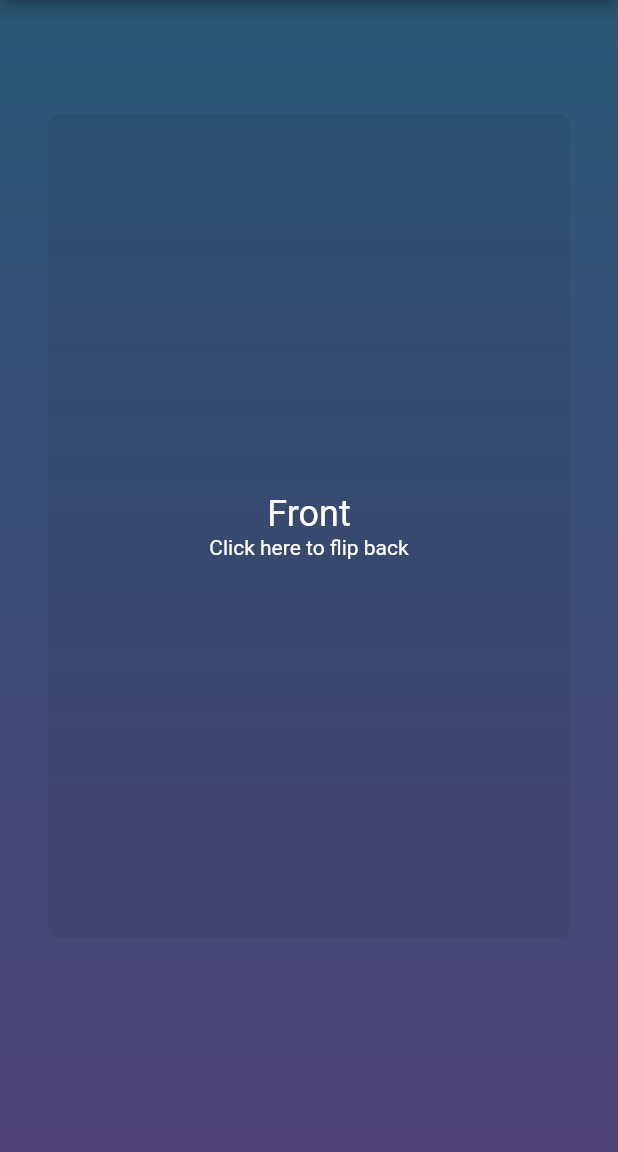
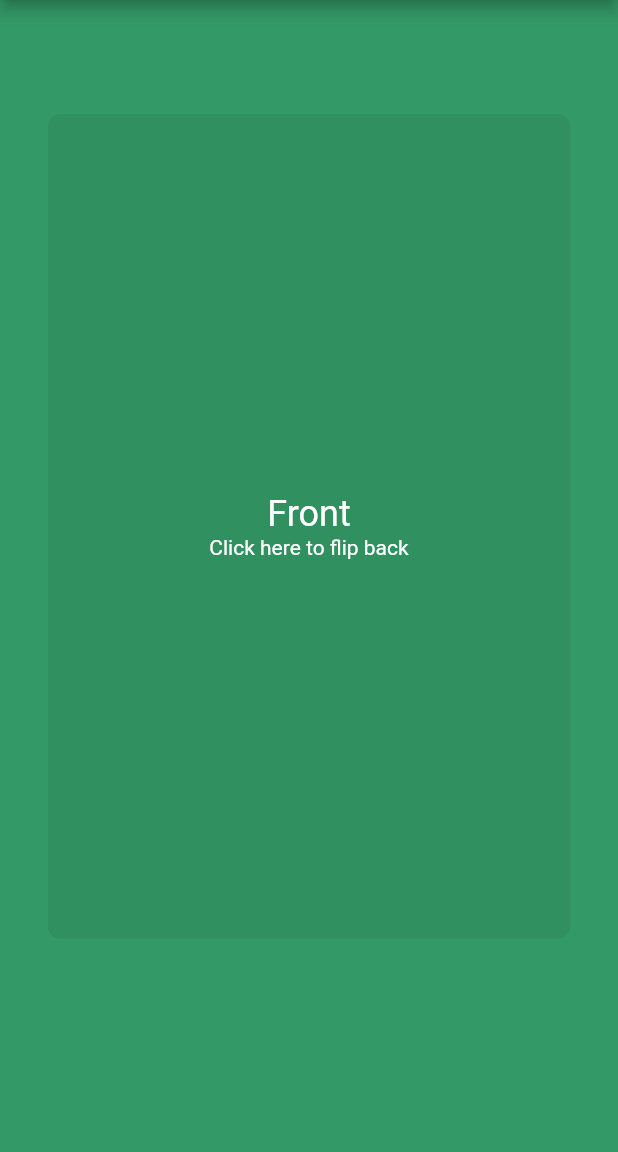
Before and after one commit to BrunoJurkovic/flip_card, a Flutter app: the screen it shows after launch, on a phone screen of 412 x 824 dp, the part 84-1236 px from its top. Run offline on Flutter 3.47's test engine with Material 2 defaults, Android fonts, the phone set to English and light mode, and no system bars.

```diff
--- a/example/lib/main.dart
+++ b/example/lib/main.dart
@@ -18,16 +18,7 @@ class MyApp extends StatelessWidget {
 class HomePage extends StatelessWidget {
   _renderBg() {
     return Container(
-      decoration: BoxDecoration(
-        gradient: new LinearGradient(
-          begin: Alignment.topCenter,
-          end: Alignment.bottomCenter,
-          colors: [
-            Color(0xFF2B5876),
-            Color(0xFF4E4376),
-          ],
-        ),
-      ),
+      decoration: BoxDecoration(color: const Color(0xff339966)),
     );
   }
 
@@ -43,13 +34,13 @@ class HomePage extends StatelessWidget {
     );
   }
 
-
   _renderContent(context) {
     return Card(
       elevation: 0.0,
       margin: EdgeInsets.only(left: 32.0, right: 32.0, top: 20.0, bottom: 0.0),
       color: Color(0x00000000),
       child: FlipCard(
+        direction: FlipDirection.HORIZONTAL,
         front: Container(
           decoration: BoxDecoration(
             color: Color(0x0F000000),
@@ -59,7 +50,8 @@ class HomePage extends StatelessWidget {
             mainAxisAlignment: MainAxisAlignment.center,
             children: <Widget>[
               Text('Front', style: Theme.of(context).textTheme.headline),
-              Text('Click here to flip back', style: Theme.of(context).textTheme.body1),
+              Text('Click here to flip back',
+                  style: Theme.of(context).textTheme.body1),
             ],
           ),
         ),
@@ -72,13 +64,15 @@ class HomePage extends StatelessWidget {
             mainAxisAlignment: MainAxisAlignment.center,
             children: <Widget>[
               Text('Back', style: Theme.of(context).textTheme.headline),
-              Text('Click here to flip front', style: Theme.of(context).textTheme.body1),
+              Text('Click here to flip front',
+                  style: Theme.of(context).textTheme.body1),
             ],
           ),
         ),
       ),
     );
   }
+
   @override
   Widget build(BuildContext context) {
     return Scaffold(
@@ -106,5 +100,4 @@ class HomePage extends StatelessWidget {
       ),
     );
   }
-
 }
--- a/lib/flip_card.dart
+++ b/lib/flip_card.dart
@@ -3,21 +3,32 @@ library flip_card;
 import 'dart:math';
 import 'package:flutter/material.dart';
 
-class FlipInYCard extends StatelessWidget {
-  FlipInYCard({this.child, this.animation});
+enum FlipDirection {
+  VERTICAL,
+  HORIZONTAL,
+}
+
+class AnimationCard extends StatelessWidget {
+  AnimationCard({this.child, this.animation, this.direction});
 
   final Widget child;
   final Animation<double> animation;
+  final FlipDirection direction;
 
   @override
   Widget build(BuildContext context) {
     return AnimatedBuilder(
       animation: animation,
       builder: (BuildContext context, Widget child) {
+        var transform = Matrix4.identity();
+        transform.setEntry(3, 2, 0.001);
+        if (direction == FlipDirection.VERTICAL) {
+          transform.rotateX(animation.value);
+        } else {
+          transform.rotateY(animation.value);
+        }
         return Transform(
-          transform: Matrix4.identity()
-            ..setEntry(3, 2, 0.001)
-            ..rotateY(animation.value),
+          transform: transform,
           alignment: Alignment.center,
           child: child,
         );
@@ -30,8 +41,14 @@ class FlipInYCard extends StatelessWidget {
 class FlipCard extends StatefulWidget {
   final Widget front;
   final Widget back;
+  final int speed = 500;
+  final FlipDirection direction;
 
-  const FlipCard({Key key, @required this.front, @required this.back})
+  const FlipCard(
+      {Key key,
+      @required this.front,
+      @required this.back,
+      this.direction = FlipDirection.HORIZONTAL})
       : super(key: key);
 
   @override
@@ -51,8 +68,8 @@ class _FlipCardState extends State<FlipCard>
   @override
   void initState() {
     super.initState();
-    controller = new AnimationController(
-        duration: const Duration(milliseconds: 500), vsync: this);
+    controller = AnimationController(
+        duration: Duration(milliseconds: widget.speed), vsync: this);
     _frontRotation = TweenSequence(
       <TweenSequenceItem<double>>[
         TweenSequenceItem<double>(
@@ -97,13 +114,15 @@ class _FlipCardState extends State<FlipCard>
       child: Stack(
         fit: StackFit.expand,
         children: <Widget>[
-          FlipInYCard(
+          AnimationCard(
             animation: _frontRotation,
             child: widget.front,
+            direction: widget.direction,
           ),
-          FlipInYCard(
+          AnimationCard(
             animation: _backRotation,
             child: widget.back,
+            direction: widget.direction,
           ),
         ],
       ),
```
Also changed, not shown: 3 other files.
